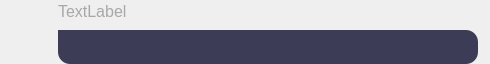
Before: the Qt Designer form UI/ChatPageC2CTextItem.ui in zhaopan06/AudioTool, drawn with Qt 5.
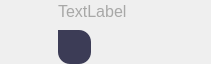
After: the same form once the commit is applied. Custom widgets are drawn as their Qt base class.

Patch:
```diff
--- a/UI/ChatPageC2CTextItem.ui
+++ b/UI/ChatPageC2CTextItem.ui
@@ -6,7 +6,7 @@
    <rect>
     <x>0</x>
     <y>0</y>
-    <width>490</width>
+    <width>211</width>
     <height>64</height>
    </rect>
   </property>
@@ -24,7 +24,7 @@
     <number>0</number>
    </property>
    <property name="rightMargin">
-    <number>0</number>
+    <number>20</number>
    </property>
    <property name="bottomMargin">
     <number>0</number>
@@ -71,7 +71,7 @@
    <item>
     <widget class="QWidget" name="widget" native="true">
      <property name="sizePolicy">
-      <sizepolicy hsizetype="Expanding" vsizetype="Preferred">
+      <sizepolicy hsizetype="Maximum" vsizetype="Preferred">
        <horstretch>0</horstretch>
        <verstretch>0</verstretch>
       </sizepolicy>
@@ -116,6 +116,12 @@
       </item>
       <item>
        <widget class="QWidget" name="widget_2" native="true">
+        <property name="sizePolicy">
+         <sizepolicy hsizetype="Maximum" vsizetype="Preferred">
+          <horstretch>0</horstretch>
+          <verstretch>0</verstretch>
+         </sizepolicy>
+        </property>
         <property name="minimumSize">
          <size>
           <width>0</width>
@@ -171,6 +177,19 @@
      </layout>
     </widget>
    </item>
+   <item>
+    <spacer name="horizontalSpacer">
+     <property name="orientation">
+      <enum>Qt::Horizontal</enum>
+     </property>
+     <property name="sizeHint" stdset="0">
+      <size>
+       <width>40</width>
+       <height>20</height>
+      </size>
+     </property>
+    </spacer>
+   </item>
   </layout>
  </widget>
  <customwidgets>
```
Left out of the diff: 3 changed lines with no effect on the pictures.
